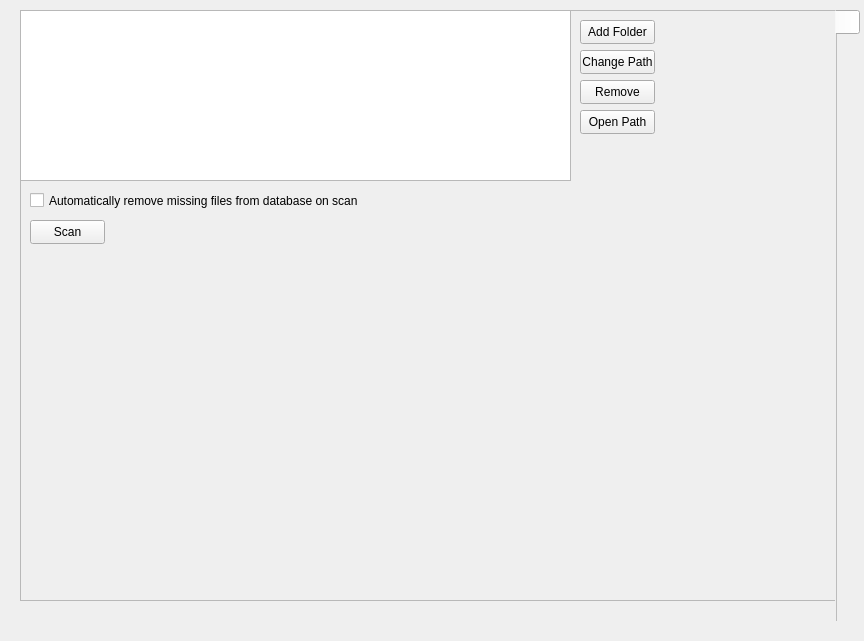
Before: the Qt Designer form preferences.ui in OpenRack/OpenRack, drawn with Qt 5.
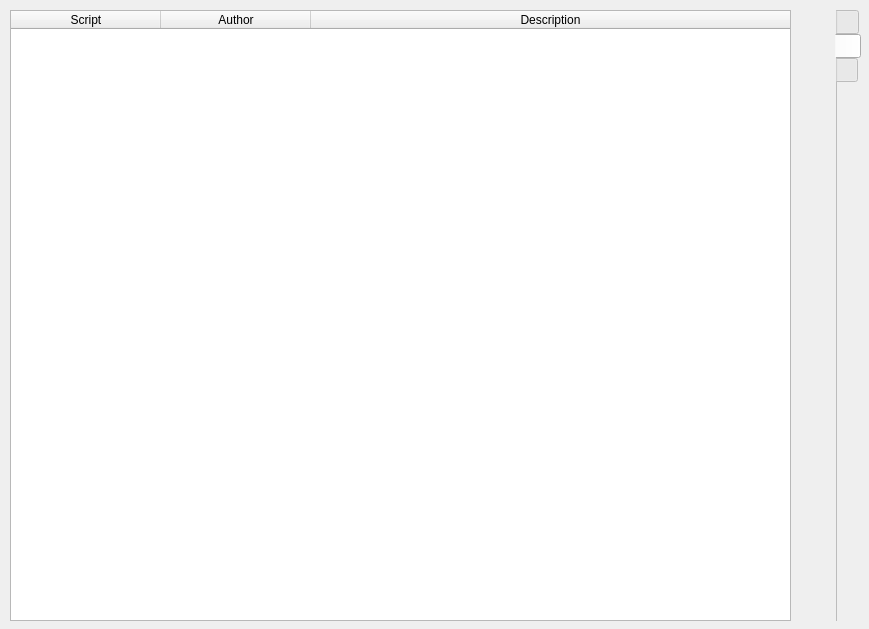
After: the same form once the commit is applied. The open tabs and pages were chosen to show the change. Icons and pictures are not drawn.

```diff
--- a/preferences.ui
+++ b/preferences.ui
@@ -6,8 +6,8 @@
    <rect>
     <x>0</x>
     <y>0</y>
-    <width>864</width>
-    <height>641</height>
+    <width>869</width>
+    <height>629</height>
    </rect>
   </property>
   <property name="windowTitle">
@@ -39,8 +39,8 @@
    </property>
    <property name="iconSize">
     <size>
-     <width>64</width>
-     <height>64</height>
+     <width>32</width>
+     <height>32</height>
     </size>
    </property>
    <property name="elideMode">
@@ -198,6 +198,169 @@
      </widget>
     </widget>
    </widget>
+   <widget class="QWidget" name="tab_2">
+    <attribute name="icon">
+     <iconset resource="icons.qrc">
+      <normaloff>:/standardicons/fugue-icons-3.5.6/icons/script.png</normaloff>:/standardicons/fugue-icons-3.5.6/icons/script.png</iconset>
+    </attribute>
+    <attribute name="title">
+     <string/>
+    </attribute>
+    <widget class="QFrame" name="frame">
+     <property name="geometry">
+      <rect>
+       <x>0</x>
+       <y>0</y>
+       <width>781</width>
+       <height>611</height>
+      </rect>
+     </property>
+     <property name="frameShape">
+      <enum>QFrame::StyledPanel</enum>
+     </property>
+     <property name="frameShadow">
+      <enum>QFrame::Raised</enum>
+     </property>
+     <widget class="QTableWidget" name="tableWidget">
+      <property name="geometry">
+       <rect>
+        <x>0</x>
+        <y>0</y>
+        <width>781</width>
+        <height>611</height>
+       </rect>
+      </property>
+      <property name="sizePolicy">
+       <sizepolicy hsizetype="Expanding" vsizetype="Expanding">
+        <horstretch>100</horstretch>
+        <verstretch>0</verstretch>
+       </sizepolicy>
+      </property>
+      <property name="sizeAdjustPolicy">
+       <enum>QAbstractScrollArea::AdjustIgnored</enum>
+      </property>
+      <property name="sortingEnabled">
+       <bool>true</bool>
+      </property>
+      <attribute name="horizontalHeaderVisible">
+       <bool>true</bool>
+      </attribute>
+      <attribute name="horizontalHeaderCascadingSectionResizes">
+       <bool>true</bool>
+      </attribute>
+      <attribute name="horizontalHeaderMinimumSectionSize">
+       <number>150</number>
+      </attribute>
+      <attribute name="horizontalHeaderDefaultSectionSize">
+       <number>150</number>
+      </attribute>
+      <attribute name="horizontalHeaderShowSortIndicator" stdset="0">
+       <bool>true</bool>
+      </attribute>
+      <attribute name="horizontalHeaderStretchLastSection">
+       <bool>true</bool>
+      </attribute>
+      <attribute name="verticalHeaderVisible">
+       <bool>false</bool>
+      </attribute>
+      <column>
+       <property name="text">
+        <string>Script</string>
+       </property>
+      </column>
+      <column>
+       <property name="text">
+        <string>Author</string>
+       </property>
+      </column>
+      <column>
+       <property name="text">
+        <string>Description</string>
+       </property>
+      </column>
+     </widget>
+    </widget>
+   </widget>
+   <widget class="QWidget" name="tab_3">
+    <attribute name="icon">
+     <iconset resource="icons.qrc">
+      <normaloff>:/standardicons/fugue-icons-3.5.6/icons/gear--plus.png</normaloff>:/standardicons/fugue-icons-3.5.6/icons/gear--plus.png</iconset>
+    </attribute>
+    <attribute name="title">
+     <string/>
+    </attribute>
+    <widget class="QFrame" name="frame_2">
+     <property name="geometry">
+      <rect>
+       <x>0</x>
+       <y>10</y>
+       <width>811</width>
+       <height>351</height>
+      </rect>
+     </property>
+     <property name="frameShape">
+      <enum>QFrame::StyledPanel</enum>
+     </property>
+     <property name="frameShadow">
+      <enum>QFrame::Raised</enum>
+     </property>
+     <widget class="QPushButton" name="Preferences_Advanced_Restore_DB">
+      <property name="geometry">
+       <rect>
+        <x>10</x>
+        <y>300</y>
+        <width>131</width>
+        <height>31</height>
+       </rect>
+      </property>
+      <property name="text">
+       <string>Restore Database</string>
+      </property>
+     </widget>
+     <widget class="QPushButton" name="Preferences_Advanced_Backup_DB">
+      <property name="geometry">
+       <rect>
+        <x>140</x>
+        <y>300</y>
+        <width>131</width>
+        <height>31</height>
+       </rect>
+      </property>
+      <property name="text">
+       <string>Backup Database</string>
+      </property>
+     </widget>
+     <widget class="QCheckBox" name="Preferences_Advanced_Write_ComicInfo">
+      <property name="geometry">
+       <rect>
+        <x>10</x>
+        <y>10</y>
+        <width>801</width>
+        <height>31</height>
+       </rect>
+      </property>
+      <property name="text">
+       <string>Write info to ComicInfo.xml</string>
+      </property>
+     </widget>
+     <widget class="QCheckBox" name="Preferences_Advanced_Auto_Write">
+      <property name="geometry">
+       <rect>
+        <x>10</x>
+        <y>50</y>
+        <width>801</width>
+        <height>31</height>
+       </rect>
+      </property>
+      <property name="text">
+       <string>Update info automatically</string>
+      </property>
+      <property name="tristate">
+       <bool>false</bool>
+      </property>
+     </widget>
+    </widget>
+   </widget>
   </widget>
  </widget>
  <resources/>
```
Left out of the diff: 76 changed lines with no effect on the pictures.
